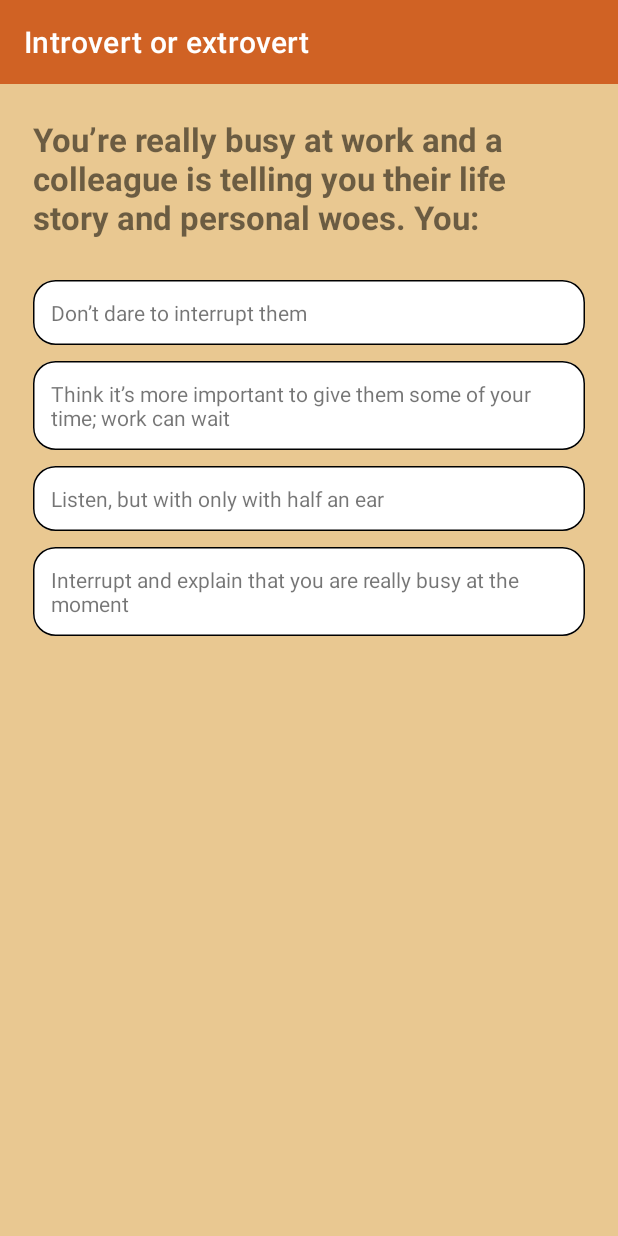
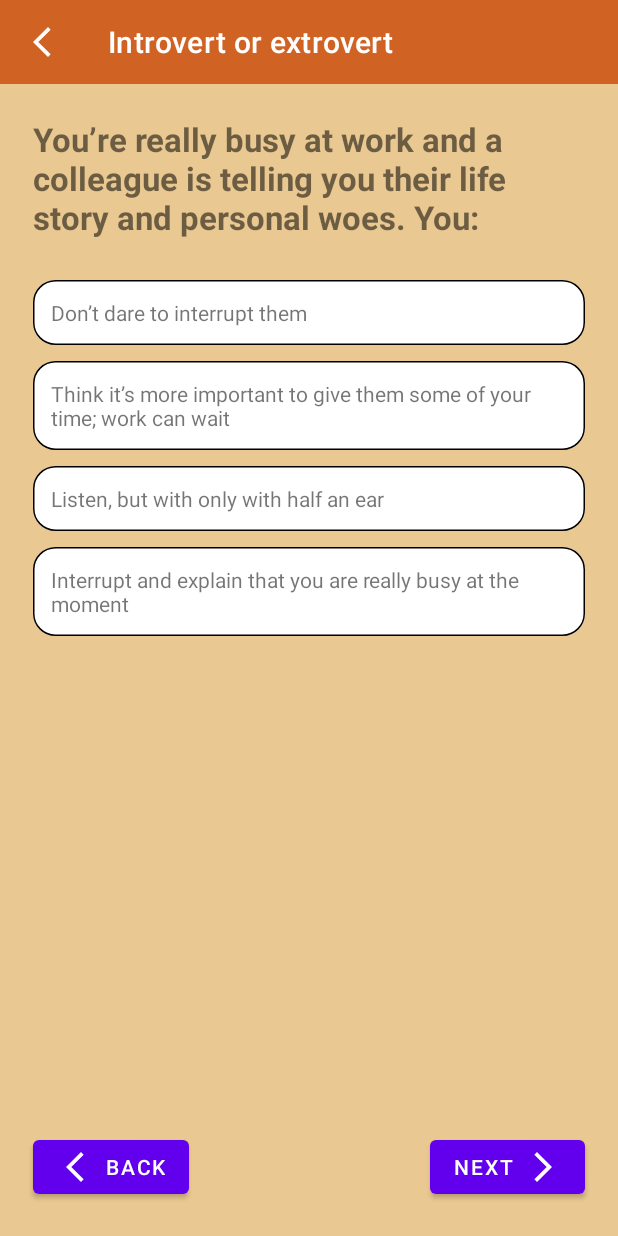
Before and after one commit to razvantmzz/PersonalityTest, an Android app: the screen it shows after launch (MainActivity), after a tap on "Start quiz", on a phone screen of 412 x 824 dp. Run offline under Robolectric (Android 15) with nearby library versions, the phone set to English and light mode, and no system bars; 2 statements that could not run were skipped.

Commit message:
implemented back and next functionality

```diff
--- a/app/src/main/java/com/razvantmz/personalitytest/ui/quiz/QuestionFragment.kt
+++ b/app/src/main/java/com/razvantmz/personalitytest/ui/quiz/QuestionFragment.kt
@@ -40,6 +40,11 @@ class QuestionFragment : BaseFragment<FragmentQuestionBinding>() {
         }
     }
 
+    override fun onResume() {
+        super.onResume()
+        viewModel.setSelectedQuestion()
+    }
+
     override fun setBinding(): FragmentQuestionBinding {
         return FragmentQuestionBinding.inflate(layoutInflater)
     }
--- a/app/src/main/java/com/razvantmz/personalitytest/ui/quiz/QuestionViewModel.kt
+++ b/app/src/main/java/com/razvantmz/personalitytest/ui/quiz/QuestionViewModel.kt
@@ -19,5 +19,10 @@ class QuestionViewModel(private val quizId:Int, private val questionId:Int) : Vi
 
     fun selectAnswer(id: Int) {
         _question.value = quizData.selectAnswer(questionId, id)
+        quizData.selectQuestion(question.value)
+    }
+
+    fun setSelectedQuestion() {
+        quizData.selectQuestion(question.value)
     }
 }
--- a/app/src/main/java/com/razvantmz/personalitytest/ui/quiz/QuizData.kt
+++ b/app/src/main/java/com/razvantmz/personalitytest/ui/quiz/QuizData.kt
@@ -28,11 +28,16 @@ class QuizData(private val quizId: Int) : KoinComponent, CoroutineScope {
         MutableLiveData()
     }
 
+    private val _selectedQuestion: MutableLiveData<Question> by lazy {
+        MutableLiveData()
+    }
+
     init {
         fetchQuiz()
     }
 
     val quiz: LiveData<Quiz> = _quiz
+    val selectedQuestion: LiveData<Question> = _selectedQuestion
 
     fun getQuestionById(questionId: Int): Question? {
         return quiz.value?.questions?.firstOrNull { question -> question.id == questionId}
@@ -53,4 +58,8 @@ class QuizData(private val quizId: Int) : KoinComponent, CoroutineScope {
             }
         }
     }
+
+    fun selectQuestion(question: Question?) {
+        _selectedQuestion.postValue(question)
+    }
 }
--- a/app/src/main/java/com/razvantmz/personalitytest/ui/quiz/QuizFragment.kt
+++ b/app/src/main/java/com/razvantmz/personalitytest/ui/quiz/QuizFragment.kt
@@ -1,7 +1,9 @@
 package com.razvantmz.personalitytest.ui.quiz
 
+import androidx.core.view.isVisible
 import androidx.fragment.app.Fragment
 import androidx.fragment.app.FragmentActivity
+import androidx.navigation.fragment.findNavController
 import androidx.navigation.fragment.navArgs
 import androidx.viewpager2.adapter.FragmentStateAdapter
 import com.razvantmz.personalitytest.databinding.FragmentQuizBinding
@@ -19,7 +21,18 @@ class QuizFragment : BaseFragment<FragmentQuizBinding>() {
     }
 
     override fun setUpViews() {
-
+        binding?.apply {
+            toolbar.setNavigationOnClickListener {
+                findNavController().popBackStack()
+            }
+            quizViewPager.isUserInputEnabled = false
+            nextBtn.setOnClickListener {
+                quizViewPager.currentItem = quizViewPager.currentItem + 1
+            }
+            backBtn.setOnClickListener {
+                quizViewPager.currentItem = quizViewPager.currentItem - 1
+            }
+        }
     }
 
     override fun setUpObservers() {
@@ -29,6 +42,14 @@ class QuizFragment : BaseFragment<FragmentQuizBinding>() {
                 quizViewPager.adapter = adapter
                 toolbar.title = it.title
             }
+        }
+
+        viewModel.backBtnVisibility.observe(viewLifecycleOwner) {
+            binding?.backBtn?.isVisible = it
+        }
+
+        viewModel.nextBtnVisibility.observe(viewLifecycleOwner) {
+            binding?.nextBtn?.isVisible = it
         }
     }
 }
--- a/app/src/main/java/com/razvantmz/personalitytest/ui/quiz/QuizViewModel.kt
+++ b/app/src/main/java/com/razvantmz/personalitytest/ui/quiz/QuizViewModel.kt
@@ -1,15 +1,39 @@
 package com.razvantmz.personalitytest.ui.quiz
 
 import androidx.lifecycle.LiveData
+import androidx.lifecycle.MutableLiveData
+import androidx.lifecycle.Transformations
 import androidx.lifecycle.ViewModel
 import com.razvantmz.personalitytest.models.Quiz
 import org.koin.core.component.KoinComponent
 import org.koin.core.parameter.parametersOf
 import org.koin.core.qualifier.named
 
-class QuizViewModel(private val quizId:Int) : ViewModel(), KoinComponent {
+class QuizViewModel(private val quizId: Int) : ViewModel(), KoinComponent {
     private val quizData = getKoin().getOrCreateScope(QuizData.scopedId, named(QuizData.scopedName))
-        .get<QuizData> { parametersOf(quizId)}
+        .get<QuizData> { parametersOf(quizId) }
 
     val quiz: LiveData<Quiz> = quizData.quiz
+
+    private val _currentQuestionIndex by lazy {
+        MutableLiveData(0)
+    }
+    private val currentQuestionIndex: LiveData<Int> = _currentQuestionIndex
+
+    val backBtnVisibility: LiveData<Boolean> = Transformations.map(quizData.selectedQuestion) {
+        it?.let {
+            (quiz.value?.questions?.indexOf(it) ?: -1) > 0
+        } ?: false
+    }
+
+    val nextBtnVisibility: LiveData<Boolean> = Transformations.map(quizData.selectedQuestion) {
+        it?.let { question ->
+            question.answers.any { answer -> answer.isSelected } && currentQuestionIndex.value != quiz.value?.questions?.count() ?: 0 - 1
+        } ?: false
+    }
+
+    override fun onCleared() {
+        getKoin().getOrCreateScope(QuizData.scopedId, named(QuizData.scopedName)).close()
+        super.onCleared()
+    }
 }
--- /dev/null
+++ b/app/src/main/res/drawable/ic_back.xml
@@ -0,0 +1,10 @@
+<vector xmlns:android="http://schemas.android.com/apk/res/android"
+    android:width="24dp"
+    android:height="24dp"
+    android:viewportWidth="24"
+    android:viewportHeight="24"
+    android:tint="@android:color/white">
+  <path
+      android:fillColor="@android:color/white"
+      android:pathData="M17.77,3.77l-1.77,-1.77l-10,10l10,10l1.77,-1.77l-8.23,-8.23z"/>
+</vector>
--- /dev/null
+++ b/app/src/main/res/drawable/ic_next.xml
@@ -0,0 +1,5 @@
+<vector android:autoMirrored="true" android:height="24dp"
+    android:tint="#FFFFFF" android:viewportHeight="24"
+    android:viewportWidth="24" android:width="24dp" xmlns:android="http://schemas.android.com/apk/res/android">
+    <path android:fillColor="@android:color/white" android:pathData="M6.23,20.23l1.77,1.77l10,-10l-10,-10l-1.77,1.77l8.23,8.23z"/>
+</vector>
--- a/app/src/main/res/layout/fragment_quiz.xml
+++ b/app/src/main/res/layout/fragment_quiz.xml
@@ -1,26 +1,55 @@
 <?xml version="1.0" encoding="utf-8"?>
 <androidx.constraintlayout.widget.ConstraintLayout xmlns:android="http://schemas.android.com/apk/res/android"
+    xmlns:app="http://schemas.android.com/apk/res-auto"
     xmlns:tools="http://schemas.android.com/tools"
     android:layout_width="match_parent"
     android:layout_height="match_parent"
-    xmlns:app="http://schemas.android.com/apk/res-auto"
     tools:context=".ui.quiz.QuizFragment">
+
     <com.google.android.material.appbar.MaterialToolbar
         android:id="@+id/toolbar"
         android:layout_width="0dp"
         android:layout_height="wrap_content"
         android:background="#D06224"
-       app:titleTextColor="@color/white"
+        app:layout_constraintEnd_toEndOf="parent"
+        app:layout_constraintStart_toStartOf="parent"
         app:layout_constraintTop_toTopOf="parent"
-       app:layout_constraintEnd_toEndOf="parent"
-       app:layout_constraintStart_toStartOf="parent" />
+        app:navigationIcon="@drawable/ic_back"
+        app:titleTextColor="@color/white" />
+
     <androidx.viewpager2.widget.ViewPager2
         android:id="@+id/quiz_view_pager"
         android:layout_width="0dp"
         android:layout_height="0dp"
-       app:layout_constraintTop_toBottomOf="@+id/toolbar"
+        app:layout_constraintBottom_toBottomOf="parent"
+        app:layout_constraintEnd_toEndOf="parent"
         app:layout_constraintStart_toStartOf="parent"
-       app:layout_constraintEnd_toEndOf="parent"
-       app:layout_constraintBottom_toBottomOf="parent" />
+        app:layout_constraintTop_toBottomOf="@+id/toolbar" />
+
+    <Button
+        android:id="@+id/back_btn"
+        android:layout_width="wrap_content"
+        android:layout_height="wrap_content"
+        android:layout_margin="22dp"
+        android:text="@string/fragment_quiz_back_btn"
+        android:drawablePadding="2dip"
+        android:background="@null"
+        app:icon="@drawable/ic_back"
+        app:iconGravity="textStart"
+        app:layout_constraintBottom_toBottomOf="parent"
+        app:layout_constraintStart_toStartOf="parent" />
+
+   <Button
+       android:id="@+id/next_btn"
+       android:layout_width="wrap_content"
+       android:layout_height="wrap_content"
+       android:layout_margin="22dp"
+       android:text="@string/fragment_quiz_next_btn"
+       android:drawablePadding="2dip"
+       android:background="@null"
+       app:icon="@drawable/ic_next"
+       app:iconGravity="textEnd"
+       app:layout_constraintBottom_toBottomOf="parent"
+       app:layout_constraintEnd_toEndOf="parent" />
 
 </androidx.constraintlayout.widget.ConstraintLayout>
--- a/app/src/main/res/values/strings.xml
+++ b/app/src/main/res/values/strings.xml
@@ -3,4 +3,6 @@
     <string name="landing_page_title">Are you an introvert or an extrovert?</string>
     <string name="landing_page_subtitle">Take this quiz and find out!</string>
     <string name="landing_page_start_quiz">Start quiz</string>
+    <string name="fragment_quiz_back_btn">Back</string>
+    <string name="fragment_quiz_next_btn">Next</string>
 </resources>
```
Lines whose indentation alone changed are shown as unchanged.
